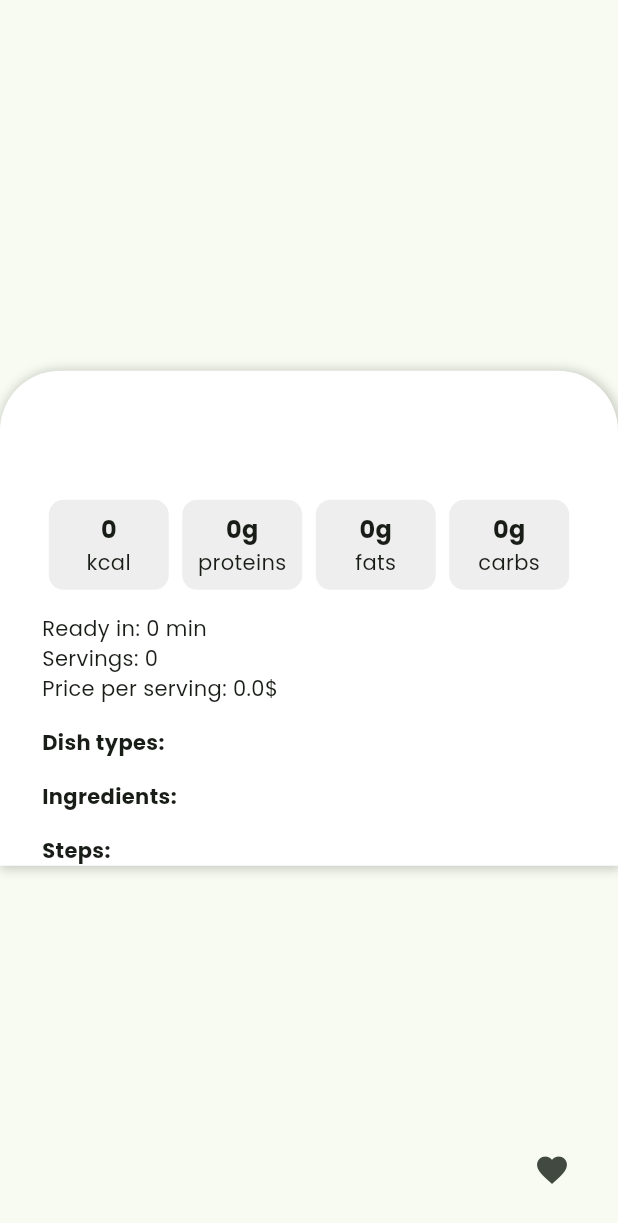
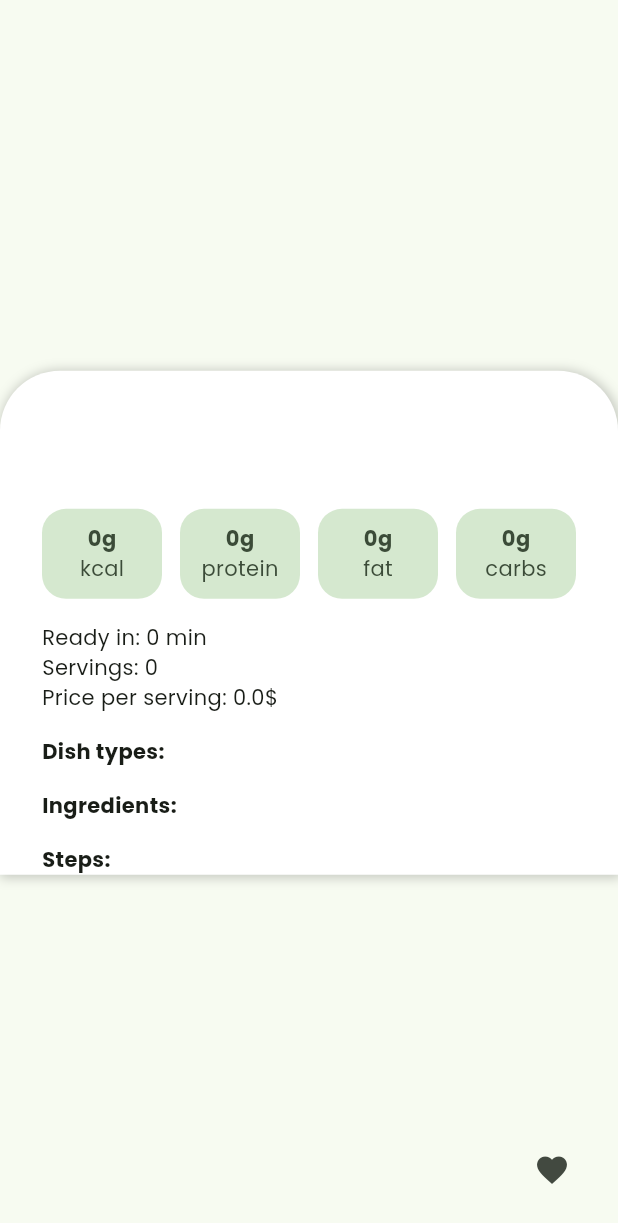
Before and after one commit to p-olszewski/DietDesigner, a Flutter app: the MealDetailsData widget shown alone on an empty page, opened directly with empty values, on a phone screen of 412 x 824 dp. Shown: the top 1223 px of the screen. Run offline on Flutter 3.47's test engine with Material 2 defaults, Android fonts, the phone set to English and light mode, and no system bars; our stand-ins replace cloud_firestore, firebase_auth, firebase_core, flutter_dotenv, fluttertoast, google_fonts; accounts and stored records are empty; network calls fail.

Commit message:
create widget for nutritions row

```diff
--- a/lib/screens/meal_details_screen.dart
+++ b/lib/screens/meal_details_screen.dart
@@ -93,35 +93,6 @@ class MealDetailsData extends StatelessWidget {
 
   final Meal meal;
 
-  Container _buildNutritionInfoContainer(String value, String label) {
-    return Container(
-      width: 80,
-      height: 60,
-      decoration: BoxDecoration(
-        color: Colors.grey[200],
-        borderRadius: BorderRadius.circular(10),
-      ),
-      padding: const EdgeInsets.all(8),
-      child: Column(
-        mainAxisAlignment: MainAxisAlignment.spaceEvenly,
-        children: [
-          Text(
-            value,
-            style: const TextStyle(
-              fontWeight: FontWeight.bold,
-              fontSize: 16,
-            ),
-          ),
-          Text(
-            label,
-            textAlign: TextAlign.center,
-            style: const TextStyle(fontSize: 14),
-          ),
-        ],
-      ),
-    );
-  }
-
   @override
   Widget build(BuildContext context) {
     return DraggableScrollableSheet(
@@ -135,7 +106,7 @@ class MealDetailsData extends StatelessWidget {
             children: [
               Container(
                 width: MediaQuery.of(context).size.width,
-                padding: const EdgeInsets.only(left: 28.0, top: 28, right: 28.0, bottom: 0),
+                padding: const EdgeInsets.only(left: 28.0, top: 34, right: 28.0, bottom: 0),
                 decoration: BoxDecoration(
                   color: Colors.white,
                   borderRadius: const BorderRadius.only(
@@ -161,15 +132,7 @@ class MealDetailsData extends StatelessWidget {
                         style: const TextStyle(fontSize: 24, fontWeight: FontWeight.bold),
                       ),
                       const SizedBox(height: 24),
-                      Row(
-                        mainAxisAlignment: MainAxisAlignment.spaceAround,
-                        children: [
-                          _buildNutritionInfoContainer('${meal.calories.round()}', 'kcal'),
-                          _buildNutritionInfoContainer('${meal.proteins.round()}g', 'proteins'),
-                          _buildNutritionInfoContainer('${meal.fats.round()}g', 'fats'),
-                          _buildNutritionInfoContainer('${meal.carbs.round()}g', 'carbs'),
-                        ],
-                      ),
+                      MealDetailsNutritionsRow(meal: meal),
                       const SizedBox(height: 16),
                       Text(
                           'Ready in: ${meal.readyInMinutes} min\nServings: ${meal.servings}\nPrice per serving: ${meal.pricePerServing}\$'),
@@ -220,3 +183,73 @@ class MealDetailsData extends StatelessWidget {
     );
   }
 }
+
+class MealDetailsNutritionsRow extends StatelessWidget {
+  final Meal meal;
+
+  const MealDetailsNutritionsRow({Key? key, required this.meal}) : super(key: key);
+
+  @override
+  Widget build(BuildContext context) {
+    return Row(
+      mainAxisAlignment: MainAxisAlignment.spaceBetween,
+      children: [
+        _buildNutritionItem(
+          context,
+          '${meal.calories.round().toString()}g',
+          'kcal',
+        ),
+        _buildNutritionItem(
+          context,
+          '${meal.proteins.round().toString()}g',
+          'protein',
+        ),
+        _buildNutritionItem(
+          context,
+          '${meal.fats.round().toString()}g',
+          'fat',
+        ),
+        _buildNutritionItem(
+          context,
+          '${meal.carbs.round().toString()}g',
+          'carbs',
+        ),
+      ],
+    );
+  }
+
+  Widget _buildNutritionItem(
+    BuildContext context,
+    String value,
+    String nutrient,
+  ) {
+    final theme = Theme.of(context);
+    final textStyle = theme.textTheme.bodyMedium!.copyWith(
+      color: theme.colorScheme.onSecondaryContainer,
+    );
+
+    return Container(
+      width: 80,
+      height: 60,
+      decoration: BoxDecoration(
+        color: Theme.of(context).colorScheme.secondaryContainer,
+        borderRadius: BorderRadius.circular(16),
+      ),
+      child: Column(
+        mainAxisAlignment: MainAxisAlignment.center,
+        children: [
+          Text(
+            value,
+            style: textStyle.copyWith(
+              fontWeight: FontWeight.bold,
+            ),
+          ),
+          Text(
+            nutrient,
+            style: textStyle,
+          ),
+        ],
+      ),
+    );
+  }
+}
```
